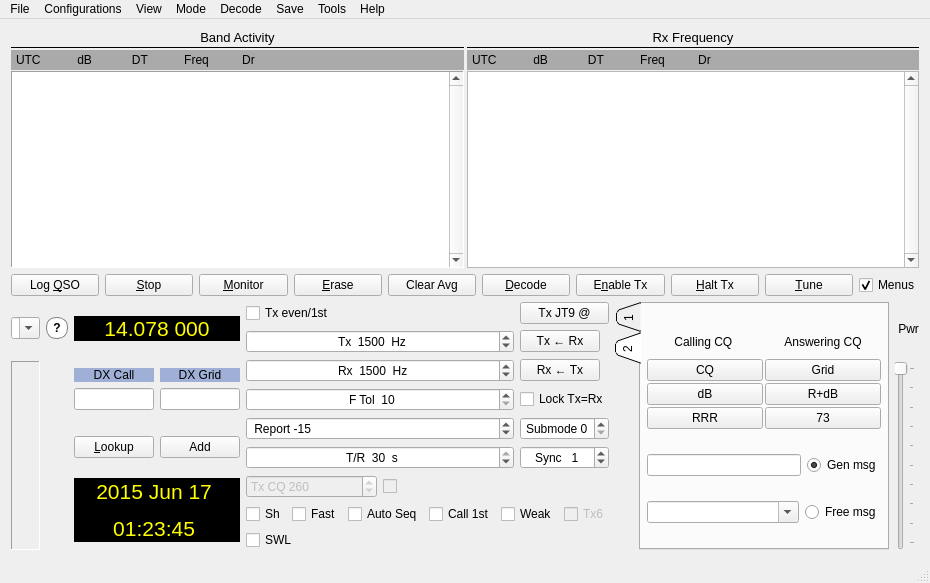
Before: the Qt Designer form mainwindow.ui in saitohirga/WSJT-X, drawn with Qt 5.
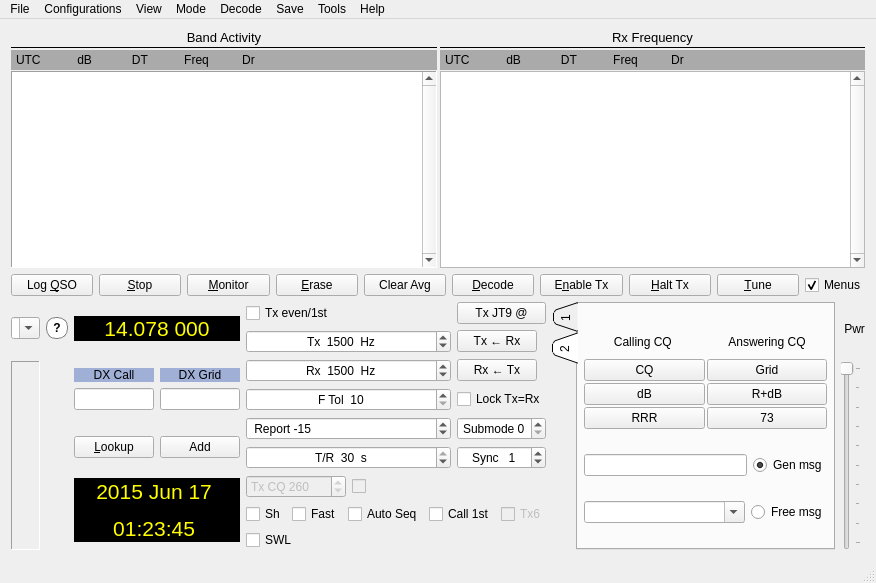
After: the same form once the commit is applied. Custom widgets are drawn as their Qt base class.

Commit message: Remove the "Weak" checkbox from GUI, it's not implemented.

```diff
--- a/mainwindow.ui
+++ b/mainwindow.ui
@@ -761,16 +761,6 @@
                         </property>
                        </widget>
                       </item>
-                      <item>
-                       <widget class="QCheckBox" name="cbWeak">
-                        <property name="toolTip">
-                         <string>&lt;html&gt;&lt;head/&gt;&lt;body&gt;&lt;p&gt;Call the weakest decoded responder to my CQ.&lt;/p&gt;&lt;/body&gt;&lt;/html&gt;</string>
-                        </property>
-                        <property name="text">
-                         <string>Weak</string>
-                        </property>
-                       </widget>
-                      </item>
                       <item>
                        <widget class="QCheckBox" name="cbTx6">
                         <property name="enabled">
```
Left out of the diff: 2 changed lines with no effect on the pictures. The commit also changes 2 other files.
